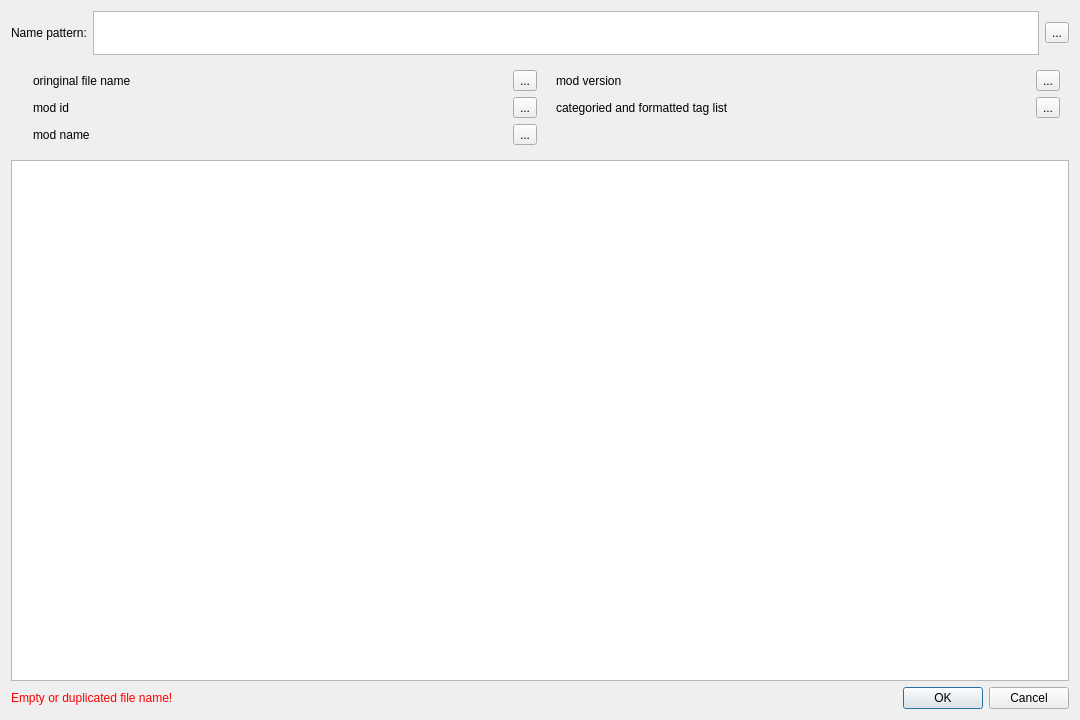
Before: the Qt Designer form src/ui/local/batchrenamedialog.ui in kaniol-lck/modmanager, drawn with Qt 5.
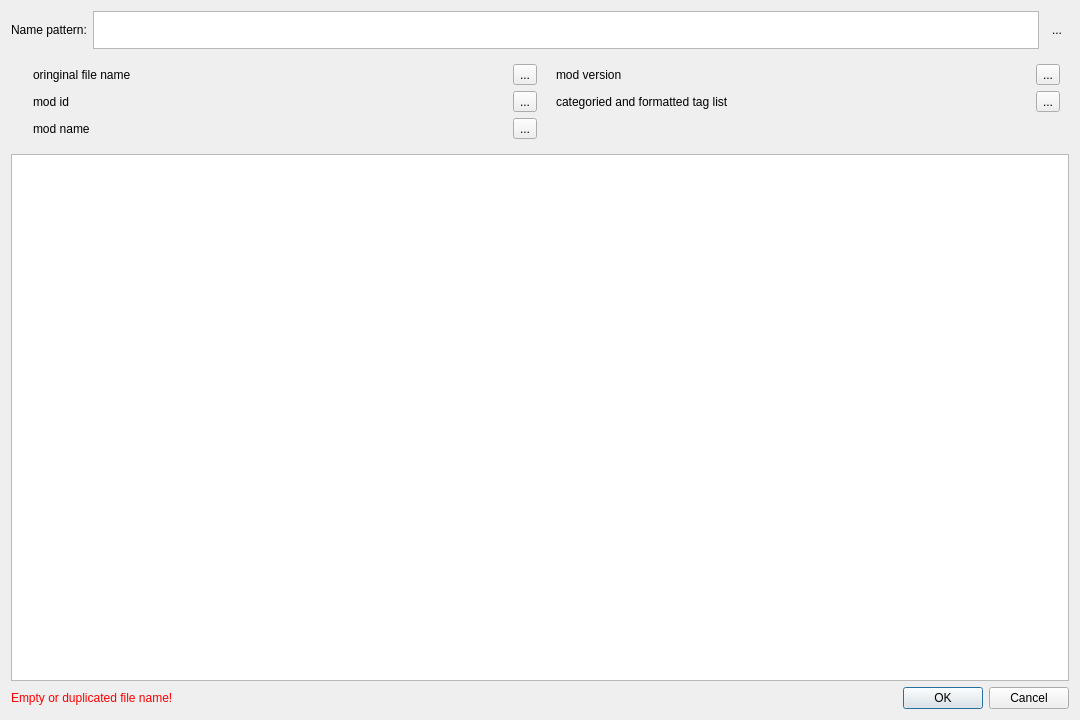
After: the same form once the commit is applied. Icons and pictures are not drawn.

Diff of the .ui file:
```diff
--- a/src/ui/local/batchrenamedialog.ui
+++ b/src/ui/local/batchrenamedialog.ui
@@ -309,7 +309,7 @@
        <property name="maximumSize">
         <size>
          <width>16777215</width>
-         <height>44</height>
+         <height>38</height>
         </size>
        </property>
        <property name="inputMethodHints">
@@ -338,6 +338,9 @@
        <property name="checkable">
         <bool>true</bool>
        </property>
+       <property name="autoRaise">
+        <bool>true</bool>
+       </property>
       </widget>
      </item>
     </layout>
```
